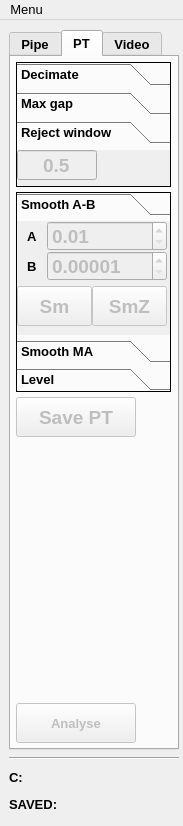
Qt form project/_ui/_UI_Control.ui (AlexKayurin/JustPipe) before a commit.
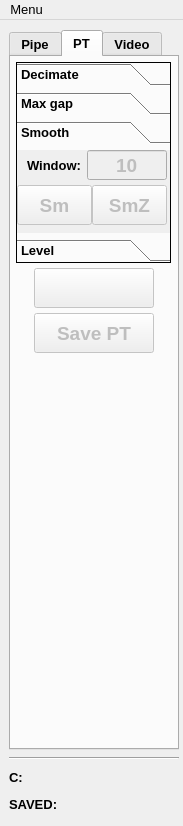
The same form after that commit. The open tabs and pages were chosen to show the change.

```diff
--- a/project/_ui/_UI_Control.ui
+++ b/project/_ui/_UI_Control.ui
@@ -1122,13 +1122,13 @@
           <property name="minimumSize">
            <size>
             <width>155</width>
-            <height>125</height>
+            <height>201</height>
            </size>
           </property>
           <property name="maximumSize">
            <size>
             <width>155</width>
-            <height>125</height>
+            <height>201</height>
            </size>
           </property>
           <property name="frameShape">
@@ -1250,310 +1250,51 @@
            </widget>
           </widget>
           <widget class="QWidget" name="pts2">
+           <property name="geometry">
+            <rect>
+             <x>0</x>
+             <y>0</y>
+             <width>153</width>
+             <height>75</height>
+            </rect>
+           </property>
            <attribute name="label">
-            <string>Reject window</string>
+            <string>Smooth</string>
            </attribute>
-           <widget class="QLineEdit" name="t_EdSpot">
-            <property name="enabled">
-             <bool>false</bool>
-            </property>
+           <widget class="QLabel" name="l2">
             <property name="geometry">
              <rect>
-              <x>0</x>
+              <x>10</x>
               <y>0</y>
-              <width>80</width>
+              <width>60</width>
               <height>30</height>
              </rect>
             </property>
             <property name="minimumSize">
              <size>
-              <width>80</width>
+              <width>60</width>
               <height>30</height>
              </size>
             </property>
             <property name="maximumSize">
              <size>
-              <width>80</width>
+              <width>60</width>
               <height>30</height>
              </size>
             </property>
             <property name="font">
              <font>
-              <pointsize>14</pointsize>
+              <pointsize>10</pointsize>
               <bold>true</bold>
              </font>
             </property>
             <property name="text">
-             <string>0.5</string>
+             <string>Window:</string>
             </property>
             <property name="alignment">
-             <set>Qt::AlignmentFlag::AlignCenter</set>
+             <set>Qt::AlignmentFlag::AlignLeading|Qt::AlignmentFlag::AlignLeft|Qt::AlignmentFlag::AlignVCenter</set>
             </property>
            </widget>
-          </widget>
-         </widget>
-        </item>
-        <item>
-         <widget class="QToolBox" name="toolBoxPtEdit">
-          <property name="minimumSize">
-           <size>
-            <width>155</width>
-            <height>200</height>
-           </size>
-          </property>
-          <property name="maximumSize">
-           <size>
-            <width>155</width>
-            <height>200</height>
-           </size>
-          </property>
-          <property name="frameShape">
-           <enum>QFrame::Shape::Box</enum>
-          </property>
-          <property name="currentIndex">
-           <number>0</number>
-          </property>
-          <property name="tabSpacing">
-           <number>5</number>
-          </property>
-          <widget class="QWidget" name="pte0">
-           <property name="geometry">
-            <rect>
-             <x>0</x>
-             <y>0</y>
-             <width>153</width>
-             <height>108</height>
-            </rect>
-           </property>
-           <attribute name="label">
-            <string>Smooth A-B</string>
-           </attribute>
-           <widget class="QLabel" name="label">
-            <property name="geometry">
-             <rect>
-              <x>10</x>
-              <y>0</y>
-              <width>20</width>
-              <height>30</height>
-             </rect>
-            </property>
-            <property name="minimumSize">
-             <size>
-              <width>20</width>
-              <height>30</height>
-             </size>
-            </property>
-            <property name="maximumSize">
-             <size>
-              <width>20</width>
-              <height>30</height>
-             </size>
-            </property>
-            <property name="text">
-             <string>A</string>
-            </property>
-           </widget>
-           <widget class="QLabel" name="label_2">
-            <property name="geometry">
-             <rect>
-              <x>10</x>
-              <y>30</y>
-              <width>20</width>
-              <height>30</height>
-             </rect>
-            </property>
-            <property name="minimumSize">
-             <size>
-              <width>20</width>
-              <height>30</height>
-             </size>
-            </property>
-            <property name="maximumSize">
-             <size>
-              <width>20</width>
-              <height>30</height>
-             </size>
-            </property>
-            <property name="text">
-             <string>B</string>
-            </property>
-           </widget>
-           <widget class="QDoubleSpinBox" name="sp_smW_A">
-            <property name="enabled">
-             <bool>false</bool>
-            </property>
-            <property name="geometry">
-             <rect>
-              <x>30</x>
-              <y>0</y>
-              <width>120</width>
-              <height>30</height>
-             </rect>
-            </property>
-            <property name="minimumSize">
-             <size>
-              <width>120</width>
-              <height>30</height>
-             </size>
-            </property>
-            <property name="maximumSize">
-             <size>
-              <width>120</width>
-              <height>30</height>
-             </size>
-            </property>
-            <property name="font">
-             <font>
-              <pointsize>14</pointsize>
-              <bold>true</bold>
-             </font>
-            </property>
-            <property name="decimals">
-             <number>2</number>
-            </property>
-            <property name="minimum">
-             <double>0.010000000000000</double>
-            </property>
-            <property name="maximum">
-             <double>1.000000000000000</double>
-            </property>
-            <property name="singleStep">
-             <double>0.050000000000000</double>
-            </property>
-           </widget>
-           <widget class="QDoubleSpinBox" name="sp_smW_B">
-            <property name="enabled">
-             <bool>false</bool>
-            </property>
-            <property name="geometry">
-             <rect>
-              <x>30</x>
-              <y>30</y>
-              <width>120</width>
-              <height>30</height>
-             </rect>
-            </property>
-            <property name="minimumSize">
-             <size>
-              <width>120</width>
-              <height>30</height>
-             </size>
-            </property>
-            <property name="maximumSize">
-             <size>
-              <width>120</width>
-              <height>30</height>
-             </size>
-            </property>
-            <property name="font">
-             <font>
-              <pointsize>14</pointsize>
-              <bold>true</bold>
-             </font>
-            </property>
-            <property name="decimals">
-             <number>5</number>
-            </property>
-            <property name="minimum">
-             <double>0.000010000000000</double>
-            </property>
-            <property name="maximum">
-             <double>0.995000000000000</double>
-            </property>
-            <property name="singleStep">
-             <double>0.000500000000000</double>
-            </property>
-           </widget>
-           <widget class="QPushButton" name="b_smoothPT_l_AB">
-            <property name="enabled">
-             <bool>false</bool>
-            </property>
-            <property name="geometry">
-             <rect>
-              <x>75</x>
-              <y>65</y>
-              <width>75</width>
-              <height>40</height>
-             </rect>
-            </property>
-            <property name="minimumSize">
-             <size>
-              <width>75</width>
-              <height>40</height>
-             </size>
-            </property>
-            <property name="maximumSize">
-             <size>
-              <width>75</width>
-              <height>40</height>
-             </size>
-            </property>
-            <property name="font">
-             <font>
-              <pointsize>14</pointsize>
-              <bold>true</bold>
-             </font>
-            </property>
-            <property name="text">
-             <string>SmZ</string>
-            </property>
-           </widget>
-           <widget class="QPushButton" name="b_smoothPT_p_AB">
-            <property name="enabled">
-             <bool>false</bool>
-            </property>
-            <property name="geometry">
-             <rect>
-              <x>0</x>
-              <y>65</y>
-              <width>75</width>
-              <height>40</height>
-             </rect>
-            </property>
-            <property name="sizePolicy">
-             <sizepolicy hsizetype="Minimum" vsizetype="Fixed">
-              <horstretch>0</horstretch>
-              <verstretch>0</verstretch>
-             </sizepolicy>
-            </property>
-            <property name="minimumSize">
-             <size>
-              <width>75</width>
-              <height>40</height>
-             </size>
-            </property>
-            <property name="maximumSize">
-             <size>
-              <width>75</width>
-              <height>40</height>
-             </size>
-            </property>
-            <property name="font">
-             <font>
-              <pointsize>14</pointsize>
-              <bold>true</bold>
-             </font>
-            </property>
-            <property name="text">
-             <string>Sm</string>
-            </property>
-            <property name="flat">
-             <bool>false</bool>
-            </property>
-           </widget>
-          </widget>
-          <widget class="QWidget" name="pte1">
-           <property name="geometry">
-            <rect>
-             <x>0</x>
-             <y>0</y>
-             <width>153</width>
-             <height>108</height>
-            </rect>
-           </property>
-           <attribute name="label">
-            <string>Smooth MA</string>
-           </attribute>
            <widget class="QLineEdit" name="t_smW">
             <property name="enabled">
              <bool>false</bool>
@@ -1668,42 +1409,16 @@
              <string>SmZ</string>
             </property>
            </widget>
-           <widget class="QLabel" name="l2">
-            <property name="geometry">
-             <rect>
-              <x>10</x>
-              <y>0</y>
-              <width>60</width>
-              <height>30</height>
-             </rect>
-            </property>
-            <property name="minimumSize">
-             <size>
-              <width>60</width>
-              <height>30</height>
-             </size>
-            </property>
-            <property name="maximumSize">
-             <size>
-              <width>60</width>
-              <height>30</height>
-             </size>
-            </property>
-            <property name="font">
-             <font>
-              <pointsize>10</pointsize>
-              <bold>true</bold>
-             </font>
-            </property>
-            <property name="text">
-             <string>Window:</string>
-            </property>
-            <property name="alignment">
-             <set>Qt::AlignmentFlag::AlignLeading|Qt::AlignmentFlag::AlignLeft|Qt::AlignmentFlag::AlignVCenter</set>
-            </property>
-           </widget>
           </widget>
-          <widget class="QWidget" name="pte2">
+          <widget class="QWidget" name="pts3">
+           <property name="geometry">
+            <rect>
+             <x>0</x>
+             <y>0</y>
+             <width>96</width>
+             <height>26</height>
+            </rect>
+           </property>
            <attribute name="label">
             <string>Level</string>
            </attribute>
@@ -1782,32 +1497,114 @@
          </widget>
         </item>
         <item>
-         <widget class="QPushButton" name="b_savePT">
-          <property name="enabled">
-           <bool>false</bool>
-          </property>
-          <property name="minimumSize">
-           <size>
-            <width>120</width>
-            <height>40</height>
-           </size>
-          </property>
-          <property name="maximumSize">
-           <size>
-            <width>120</width>
-            <height>40</height>
-           </size>
-          </property>
-          <property name="font">
-           <font>
-            <pointsize>14</pointsize>
-            <bold>true</bold>
-           </font>
-          </property>
-          <property name="text">
-           <string>Save PT</string>
-          </property>
-         </widget>
+         <layout class="QHBoxLayout" name="horizontalLayout">
+          <item>
+           <spacer name="horizontalSpacer">
+            <property name="orientation">
+             <enum>Qt::Orientation::Horizontal</enum>
+            </property>
+            <property name="sizeHint" stdset="0">
+             <size>
+              <width>40</width>
+              <height>20</height>
+             </size>
+            </property>
+           </spacer>
+          </item>
+          <item>
+           <widget class="QPushButton" name="b_analysePtShift">
+            <property name="enabled">
+             <bool>false</bool>
+            </property>
+            <property name="minimumSize">
+             <size>
+              <width>120</width>
+              <height>40</height>
+             </size>
+            </property>
+            <property name="maximumSize">
+             <size>
+              <width>120</width>
+              <height>40</height>
+             </size>
+            </property>
+            <property name="text">
+             <string/>
+            </property>
+           </widget>
+          </item>
+          <item>
+           <spacer name="horizontalSpacer_2">
+            <property name="orientation">
+             <enum>Qt::Orientation::Horizontal</enum>
+            </property>
+            <property name="sizeHint" stdset="0">
+             <size>
+              <width>40</width>
+              <height>20</height>
+             </size>
+            </property>
+           </spacer>
+          </item>
+         </layout>
+        </item>
+        <item>
+         <layout class="QHBoxLayout" name="horizontalLayout_2">
+          <item>
+           <spacer name="horizontalSpacer_3">
+            <property name="orientation">
+             <enum>Qt::Orientation::Horizontal</enum>
+            </property>
+            <property name="sizeHint" stdset="0">
+             <size>
+              <width>40</width>
+              <height>20</height>
+             </size>
+            </property>
+           </spacer>
+          </item>
+          <item>
+           <widget class="QPushButton" name="b_savePT">
+            <property name="enabled">
+             <bool>false</bool>
+            </property>
+            <property name="minimumSize">
+             <size>
+              <width>120</width>
+              <height>40</height>
+             </size>
+            </property>
+            <property name="maximumSize">
+             <size>
+              <width>120</width>
+              <height>40</height>
+             </size>
+            </property>
+            <property name="font">
+             <font>
+              <pointsize>14</pointsize>
+              <bold>true</bold>
+             </font>
+            </property>
+            <property name="text">
+             <string>Save PT</string>
+            </property>
+           </widget>
+          </item>
+          <item>
+           <spacer name="horizontalSpacer_4">
+            <property name="orientation">
+             <enum>Qt::Orientation::Horizontal</enum>
+            </property>
+            <property name="sizeHint" stdset="0">
+             <size>
+              <width>40</width>
+              <height>20</height>
+             </size>
+            </property>
+           </spacer>
+          </item>
+         </layout>
         </item>
         <item>
          <spacer name="verticalSpacer">
@@ -1822,28 +1619,6 @@
           </property>
          </spacer>
         </item>
-        <item>
-         <widget class="QPushButton" name="b_analysePtShift">
-          <property name="enabled">
-           <bool>false</bool>
-          </property>
-          <property name="minimumSize">
-           <size>
-            <width>120</width>
-            <height>40</height>
-           </size>
-          </property>
-          <property name="maximumSize">
-           <size>
-            <width>120</width>
-            <height>40</height>
-           </size>
-          </property>
-          <property name="text">
-           <string>Analyse</string>
-          </property>
-         </widget>
-        </item>
        </layout>
       </widget>
       <widget class="QWidget" name="tabDV">
```
Left out of the diff: 101 changed lines with no effect on the pictures.
